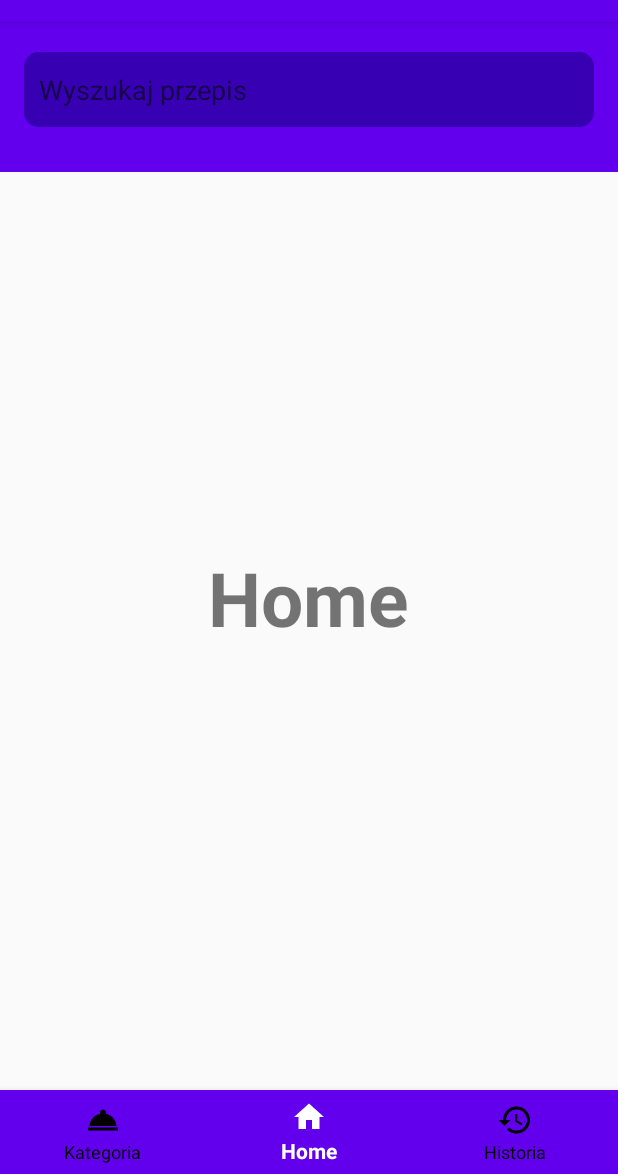
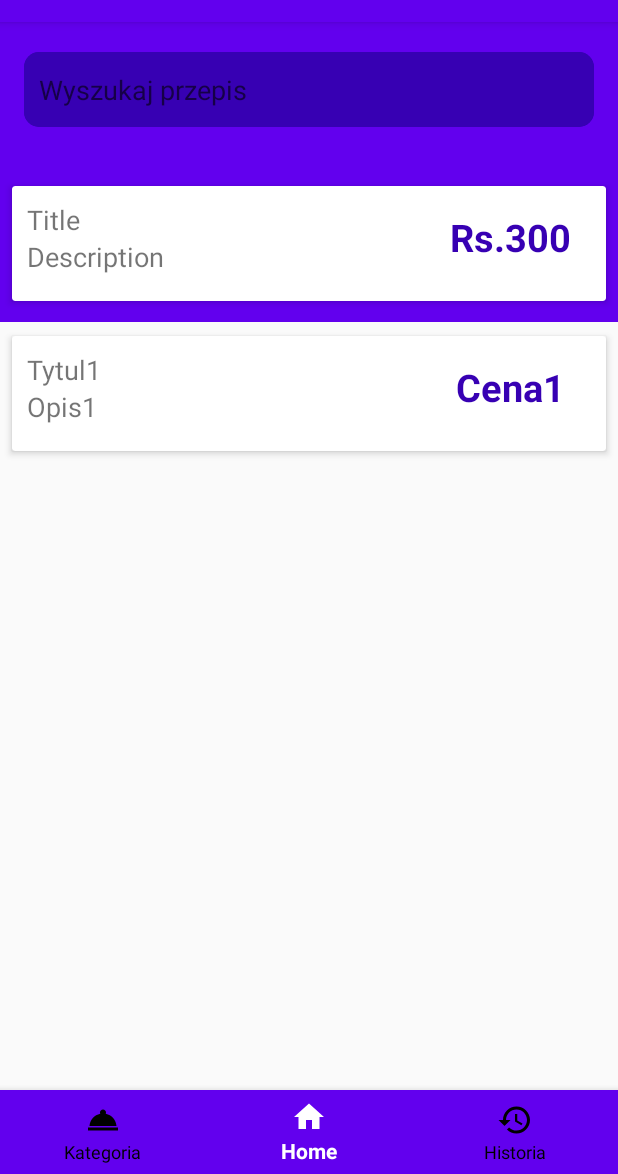
Before and after one commit to PP-SmartRecipes/SmartRecipes, an Android app: the screen it shows after launch (MainActivity), on a phone screen of 412 x 824 dp, the part 62-1236 px from its top. Run offline under Robolectric (Android 15) with nearby library versions, the phone set to English and light mode, and no system bars.

Commit message:
ListView1

```diff
--- a/app/src/main/java/com/example/smartrecipes/MainActivity.java
+++ b/app/src/main/java/com/example/smartrecipes/MainActivity.java
@@ -2,6 +2,8 @@ package com.example.smartrecipes;
 
 import androidx.annotation.NonNull;
 import androidx.appcompat.app.AppCompatActivity;
+import androidx.recyclerview.widget.GridLayoutManager;
+import androidx.recyclerview.widget.RecyclerView;
 
 import android.content.Intent;
 import android.os.Bundle;
@@ -9,7 +11,14 @@ import android.view.MenuItem;
 
 import com.google.android.material.bottomnavigation.BottomNavigationView;
 
+import java.util.ArrayList;
+import java.util.List;
+
 public class MainActivity extends AppCompatActivity {
+
+    RecyclerView mRecyclerView;
+    List<Recipe> myFoodList;
+    Recipe mFoodData;
 
     @Override
     protected void onCreate(Bundle savedInstanceState) {
@@ -42,5 +51,27 @@ public class MainActivity extends AppCompatActivity {
             }
         });
 
+        mRecyclerView = (RecyclerView)findViewById(R.id.moje1);
+
+        GridLayoutManager gridLayoutManager = new GridLayoutManager(MainActivity.this, 1);
+        mRecyclerView.setLayoutManager(gridLayoutManager);
+
+        myFoodList = new ArrayList<>();
+
+        //tutaj z bazy pobieram to co mnie interesuje
+        mFoodData = new Recipe("Tytul1","Opis1", "Cena1");
+        myFoodList.add(mFoodData);
+        mFoodData = new Recipe("Tytul2","Opis2", "Cena2");
+        myFoodList.add(mFoodData);
+        mFoodData = new Recipe("Tytul3","Opis3", "Cena3");
+        myFoodList.add(mFoodData);
+        mFoodData = new Recipe("Tytul4","Opis4", "Cena4");
+        myFoodList.add(mFoodData);
+        mFoodData = new Recipe("Tytul5","Opis5", "Cena5");
+        myFoodList.add(mFoodData);
+
+        MyAdapter myAdapter = new MyAdapter(MainActivity.this, myFoodList);
+        mRecyclerView.setAdapter(myAdapter);
+
     }
 }
--- /dev/null
+++ b/app/src/main/java/com/example/smartrecipes/MyAdapter.java
@@ -0,0 +1,75 @@
+package com.example.smartrecipes;
+
+import android.content.Context;
+import android.content.Intent;
+import android.view.LayoutInflater;
+import android.view.View;
+import android.view.ViewGroup;
+import android.widget.ImageView;
+import android.widget.TextView;
+
+import androidx.annotation.NonNull;
+import androidx.cardview.widget.CardView;
+import androidx.recyclerview.widget.RecyclerView;
+
+import java.util.List;
+
+public class MyAdapter extends RecyclerView.Adapter<FoodViewHolder>{
+
+
+    private Context mContext;
+    private List<Recipe> myFoodList;
+
+    public MyAdapter(Context mContext, List<Recipe> myFoodList) {
+        this.mContext = mContext;
+        this.myFoodList = myFoodList;
+    }
+
+    @NonNull
+    @Override
+    public FoodViewHolder onCreateViewHolder(@NonNull ViewGroup viewGroup, int i) {
+
+        View mView = LayoutInflater.from(viewGroup.getContext()).inflate(R.layout.activity_main, viewGroup,false);
+
+        return new FoodViewHolder(mView);
+    }
+
+    @Override
+    public void onBindViewHolder(@NonNull final FoodViewHolder foodViewHolder, int i) {
+        //foodViewHolder.imageView.setImageResource(myFoodList.get(i).getItemImage());
+        foodViewHolder.mTitle.setText(myFoodList.get(i).getTitle());
+        foodViewHolder.mDescription.setText(myFoodList.get(i).getDescription());
+        foodViewHolder.mCategory.setText(myFoodList.get(i).getCategory());
+
+        foodViewHolder.mCardview.setOnClickListener(new View.OnClickListener() {
+            @Override
+            public void onClick(View v) {
+
+            }
+        });
+    }
+
+    @Override
+    public int getItemCount() {
+        return myFoodList.size();
+    }
+}
+
+class FoodViewHolder extends RecyclerView.ViewHolder{
+
+    ImageView imageView;
+    TextView mTitle, mDescription, mCategory;
+    CardView mCardview;
+
+    public FoodViewHolder(@NonNull View itemView) {
+        super(itemView);
+
+        //imageView = itemView.findViewById(R.id.ivImage);
+        mTitle = itemView.findViewById(R.id.tvTitle);
+        mDescription = itemView.findViewById(R.id.tvDescription);
+        mCategory = itemView.findViewById(R.id.tvCategory);
+        mCardview = itemView.findViewById(R.id.myCardView);
+
+
+    }
+}
--- /dev/null
+++ b/app/src/main/java/com/example/smartrecipes/Recipe.java
@@ -0,0 +1,41 @@
+package com.example.smartrecipes;
+
+public class Recipe {
+    private String title;
+    private String description;
+    private String category;
+
+    public Recipe(){
+
+    }
+
+    public Recipe(String title, String descripion, String category) {
+        this.title = title;
+        this.description = descripion;
+        this.category = category;
+    }
+
+    public String getTitle() {
+        return title;
+    }
+
+    public void setTitle(String title) {
+        this.title = title;
+    }
+
+    public String getDescription() {
+        return description;
+    }
+
+    public void setDescription(String descripion) {
+        this.description = descripion;
+    }
+
+    public String getCategory() {
+        return category;
+    }
+
+    public void setCategory(String category) {
+        this.category = category;
+    }
+}
--- a/app/src/main/res/layout/activity_category.xml
+++ b/app/src/main/res/layout/activity_category.xml
@@ -34,7 +34,6 @@
            app:cardElevation="6dp"
            app:cardCornerRadius="12dp"
            android:layout_margin="12dp">
-
 
            <LinearLayout
                android:layout_width="match_parent"
--- a/app/src/main/res/layout/activity_main.xml
+++ b/app/src/main/res/layout/activity_main.xml
@@ -11,7 +11,16 @@
         android:layout_width="match_parent"
         android:layout_height="100dp"
         android:background="@color/colorPrimary"
-        tools:ignore="MissingConstraints"/>
+        tools:ignore="MissingConstraints"
+        android:id="@+id/pole1"/>
+
+    <View
+        android:layout_width="match_parent"
+        android:layout_height="0dp"
+        android:layout_weight="1.5"
+        android:weightSum="2"
+        android:layout_below="@id/cardSearch"/>
+
 
     <androidx.cardview.widget.CardView
         android:id="@+id/cardSearch"
@@ -41,14 +50,6 @@
             android:autofillHints="" />
     </androidx.cardview.widget.CardView>
 
-    <TextView
-        android:layout_width="wrap_content"
-        android:layout_height="wrap_content"
-        android:text="Home"
-        android:textSize="50sp"
-        android:textStyle="bold"
-        android:layout_centerInParent="true"/>
-
     <com.google.android.material.bottomnavigation.BottomNavigationView
         android:id="@+id/bottom_navigation"
         android:layout_width="match_parent"
@@ -59,4 +60,86 @@
         app:menu="@menu/menu_navigation"
         android:layout_alignParentBottom="true"/>
 
+    <androidx.recyclerview.widget.RecyclerView
+        android:layout_below="@id/pole1"
+        android:layout_width="match_parent"
+        android:layout_height="wrap_content"
+        android:scrollbars="vertical"
+        android:id="@+id/moje1"
+        >
+
+    </androidx.recyclerview.widget.RecyclerView>
+
+    <androidx.cardview.widget.CardView
+        android:id="@+id/myCardView"
+        android:layout_width="wrap_content"
+        android:layout_height="87dp"
+        app:cardElevation="3dp"
+        android:layout_margin="4dp"
+        app:cardUseCompatPadding="true"
+        android:layout_alignTop="@id/moje1"
+        >
+        <LinearLayout
+            android:layout_width="403dp"
+            android:layout_height="250dp"
+            android:orientation="vertical"
+            android:weightSum="5.5">
+
+
+            <LinearLayout
+                android:layout_width="match_parent"
+                android:layout_height="0dp"
+                android:layout_weight="1.5"
+                android:weightSum="2">
+
+                <LinearLayout
+                    android:layout_width="0dp"
+                    android:layout_height="match_parent"
+                    android:layout_weight="1.3"
+                    android:orientation="vertical"
+                    android:padding="10dp">
+
+                    <TextView
+                        android:id="@+id/tvTitle"
+                        android:layout_width="match_parent"
+                        android:layout_height="wrap_content"
+                        android:maxLines="1"
+                        android:text="Title"
+                        android:textSize="18sp" />
+
+                    <TextView
+                        android:id="@+id/tvDescription"
+                        android:layout_width="match_parent"
+                        android:layout_height="wrap_content"
+                        android:maxLines="1"
+                        android:text="Description"
+                        android:textSize="18sp" />
+
+
+                </LinearLayout>
+                <LinearLayout
+                    android:layout_width="0dp"
+                    android:layout_height="match_parent"
+                    android:layout_weight=".7"
+                    android:gravity="center"
+
+                    >
+
+                    <TextView
+                        android:id="@+id/tvCategory"
+                        android:layout_width="match_parent"
+                        android:layout_height="wrap_content"
+                        android:text="Rs.300"
+                        android:textAlignment="center"
+                        android:textColor="@color/colorPrimaryDark"
+                        android:textSize="25sp"
+                        android:textStyle="bold" />
+
+                </LinearLayout>
+            </LinearLayout>
+        </LinearLayout>
+
+
+    </androidx.cardview.widget.CardView>
+
 </RelativeLayout>
```
